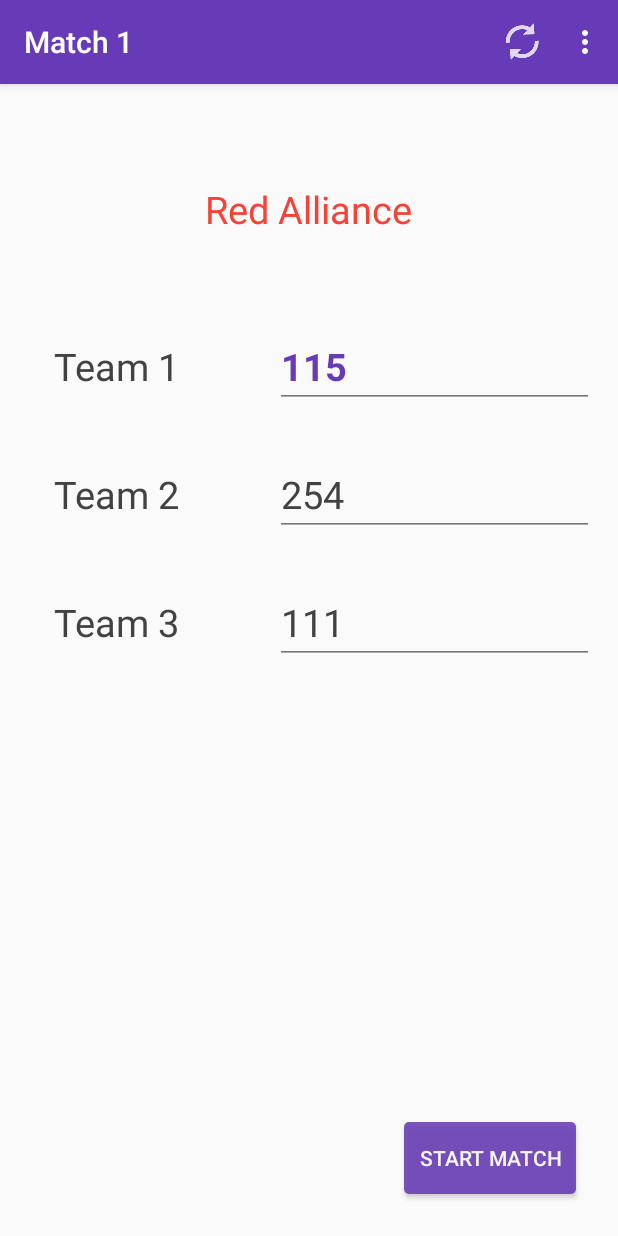
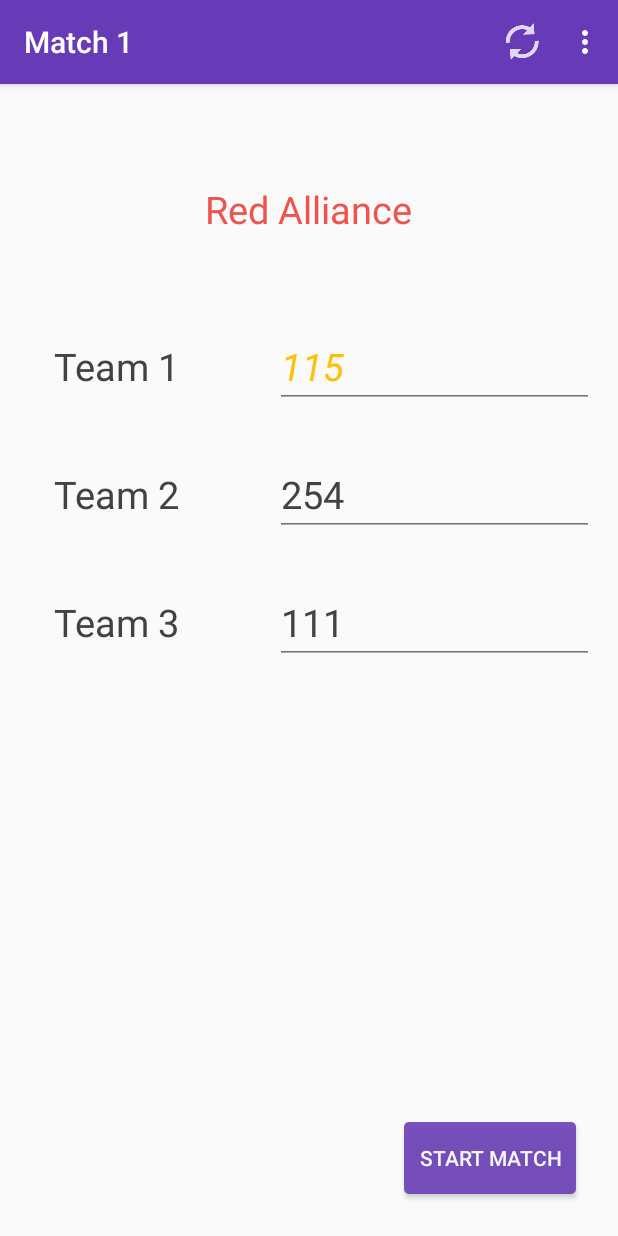
Before and after one commit to darvg/115-scouting-2014, an Android app: the screen it shows after launch (CreateRecordActivity), on a phone screen of 412 x 824 dp. Run offline under Robolectric (Android 15) with nearby library versions, the phone set to English and light mode, and no system bars; 6 statements that could not run were skipped.

Commit message:
Edited colors, styles for selected/unselected team number. Also fixes compatibilty with Android L

```diff
--- a/115-scout/app/src/main/java/com/mvrt/scout/PregameFragment.java
+++ b/115-scout/app/src/main/java/com/mvrt/scout/PregameFragment.java
@@ -5,6 +5,7 @@ import android.app.ProgressDialog;
 import android.content.Context;
 import android.content.DialogInterface;
 import android.graphics.Typeface;
+import android.graphics.drawable.Drawable;
 import android.net.ConnectivityManager;
 import android.net.NetworkInfo;
 import android.os.AsyncTask;
@@ -120,7 +121,6 @@ public class PregameFragment extends DataCollectionFragment {
 
     public void setOverride(boolean override) {
         allowOverride = override;
-
         getActivity().findViewById(R.id.team_number_1).setEnabled(allowOverride);
         getActivity().findViewById(R.id.team_number_2).setEnabled(allowOverride);
         getActivity().findViewById(R.id.team_number_3).setEnabled(allowOverride);
@@ -191,7 +191,6 @@ public class PregameFragment extends DataCollectionFragment {
         setDefault(team1NumberText);
         setDefault(team2NumberText);
         setDefault(team3NumberText);
-
         switch (scoutID % 3) {
             case 1:
                 setSelected(team1NumberText);
@@ -199,15 +198,16 @@ public class PregameFragment extends DataCollectionFragment {
             case 2:
                 setSelected(team2NumberText);
                 break;
-            case 3:
+            case 0:
                 setSelected(team3NumberText);
         }
 
     }
 
     public void setSelected(EditText text) {
-        text.setTextColor(getResources().getColor(R.color.primary));
-        text.setTypeface(null, Typeface.BOLD);
+        text.setTextColor(getResources().getColor(R.color.accent));
+        Log.d("selected", text.getText().toString());
+        text.setTypeface(null, Typeface.ITALIC);
         text.requestFocus();
     }
 
--- a/115-scout/app/src/main/res/values/color.xml
+++ b/115-scout/app/src/main/res/values/color.xml
@@ -23,7 +23,7 @@
 
     <color name="button_unpressed_purp">#DD673AB7</color>
 
-    <color name="red_alliance">#F44336</color>
+    <color name="red_alliance">#EF5350</color>
     <color name="blue_alliance">#3F51B5</color>
 
     <color name="White">#FFFFFF</color>
```
